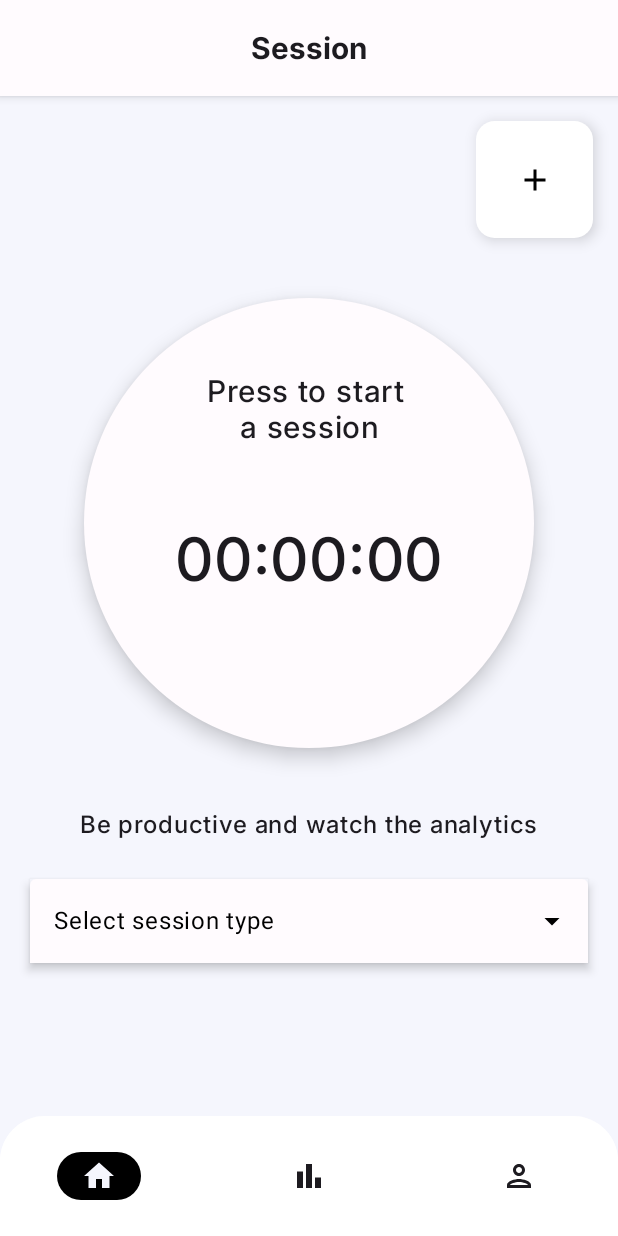
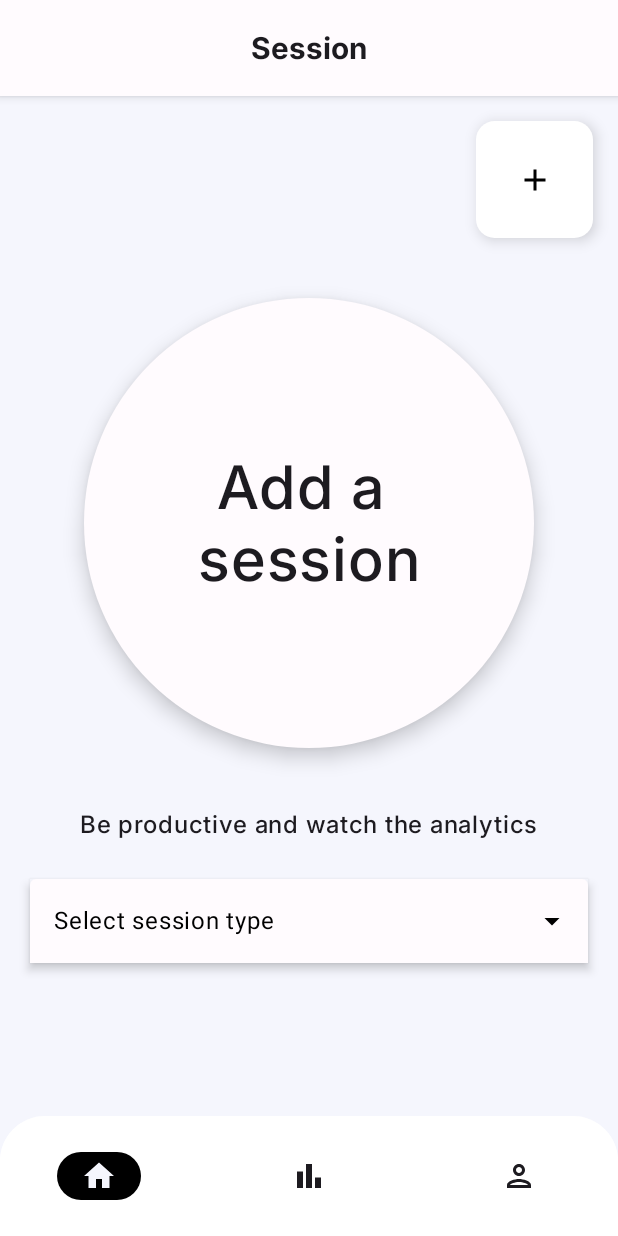
Before and after one commit to Ivan-Romo/ProductivityPatterns, an Android app built with Jetpack Compose: the screen it shows after launch (MainActivity), on a phone screen of 412 x 824 dp. Run offline under Robolectric (Android 15) with nearby library versions, the phone set to English and light mode, and no system bars; our stand-ins replace AdMob, Firebase (no records; nobody signed in at launch, a user with empty details on screens opened directly); pictures from the network do not load; 2 statements that could not run were skipped.

Commit message:
Crono out!

```diff
--- a/app/build.gradle.kts
+++ b/app/build.gradle.kts
@@ -13,8 +13,8 @@ android {
         applicationId = "com.productivity.productivitypatterns"
         minSdk = 26
         targetSdk = 34
-        versionCode = 106
-        versionName = "1.0.6"
+        versionCode = 107
+        versionName = "1.0.7"
 
         testInstrumentationRunner = "androidx.test.runner.AndroidJUnitRunner"
         vectorDrawables {
--- a/app/src/main/java/com/productivity/productivitypatterns/view/StartActivityView.kt
+++ b/app/src/main/java/com/productivity/productivitypatterns/view/StartActivityView.kt
@@ -15,7 +15,9 @@ import androidx.compose.ui.Modifier
 import androidx.compose.ui.draw.clip
 import androidx.compose.ui.draw.shadow
 import androidx.compose.ui.platform.LocalContext
+import androidx.compose.ui.text.font.FontWeight
 import androidx.compose.ui.text.style.TextAlign
+import androidx.compose.ui.tooling.preview.Preview
 import androidx.compose.ui.unit.dp
 import androidx.compose.ui.unit.sp
 import com.productivity.productivitypatterns.components.Buttons.MediumButton
@@ -47,65 +49,22 @@ import kotlinx.coroutines.launch
 @Composable
 fun StartActivityView(viewModel: LocalSessionViewModel, personalViewModel: PersonalViewModel, activity: Activity) {
 
-
     val adManager = AdManager(LocalContext.current)
 
-
-    var started: Boolean by remember { mutableStateOf(false) }
-    val startTime = remember { mutableStateOf<Long?>(null) }
-    val currentTime = remember { mutableStateOf(System.currentTimeMillis()) }
-
-    val timerState = remember { mutableStateOf(0L) }
-    val coroutineScope = rememberCoroutineScope()
     var activityFinished: Boolean by remember { mutableStateOf(false) }
     var questionIndex: Int by remember { mutableStateOf(0) }
     var answerList: MutableMap<String, String> = mutableMapOf()
     var addActivity: Boolean by remember { mutableStateOf(false) }
     var type: String by remember { mutableStateOf(viewModel.getLastSessionType()) }
 
-    var timer: Long? by remember { mutableStateOf(0L) }
+    Surface(color = colorScheme.background, modifier = Modifier.fillMaxSize()) {
+        var adStatus by remember { mutableStateOf(false) }
 
-    var buttonText = "Press to start \na session"
-
-    var aboveButtonText = "Be productive and watch the analytics"
-
-    if (started) {
-        buttonText = "Stop"
-        aboveButtonText = "Focus"
-    }
-
-    LaunchedEffect(started) {
-        if (started) {
-            startTime.value = System.currentTimeMillis()
-        } else {
-            startTime.value = null
-        }
-    }
-
-    LaunchedEffect(Unit) {
-        while (true) {
-            if (started) {
-                currentTime.value = System.currentTimeMillis()
-            }
-            delay(1000L)
-        }
-    }
-
-    val elapsedTime: Long = startTime.value?.let { start ->
-        (currentTime.value - start) / 1000 // Calcula el tiempo en segundos
-    } ?: 0L
-
-    Surface(color = colorScheme.background, modifier = Modifier.fillMaxSize()) {
-
-        var adStatus by remember {
-            mutableStateOf(false)
-        }
         BoxWithConstraints {
             var constr = this
             if (addActivity) {
                 AddActivity(constr, onCancel = {
                     addActivity = false
-                    started = false
                     questionIndex = 0
                     activityFinished = false
                 }, viewModel, personalViewModel)
@@ -133,10 +92,7 @@ fun StartActivityView(viewModel: LocalSessionViewModel, personalViewModel: Perso
                                 .clip(CircleShape) // Recorta en forma de círculo
                                 .background(colorScheme.surface)
                                 .clickable {
-                                    started = !started
-                                    if (!started && !activityFinished) {
-                                        activityFinished = true
-                                    }
+                                    activityFinished = true
                                 },
                         ) {
                             Column(
@@ -144,33 +100,19 @@ fun StartActivityView(viewModel: LocalSessionViewModel, personalViewModel: Perso
                                     .align(Alignment.Center)
                                     .fillMaxSize(),
                                 horizontalAlignment = Alignment.CenterHorizontally,
-                                verticalArrangement = Arrangement.SpaceBetween
+                                verticalArrangement = Arrangement.Center
                             ) {
-                                Box(Modifier.padding(top = 50.dp, start = 10.dp, end = 10.dp)) {
-                                    Text(
-                                        text = buttonText,
-                                        fontSize = 20.sp, // Tamaño más pequeño para el texto superior
-                                        fontFamily = InterFontFamily,
-                                        textAlign = TextAlign.Center,
-                                    )
-                                }
-                                timer = elapsedTime
-                                if(elapsedTime < 0) {
-                                    timer = 0L
-                                }
                                 Text(
-                                    text = formatTime(timer!!),
-                                    fontSize = 40.sp, // Tamaño más grande para el temporizador
-                                    fontFamily = InterFontFamily
+                                    text = "Add a \n\nsession",
+                                    fontSize = 40.sp,
+                                    fontFamily = InterFontFamily,
+                                    textAlign = TextAlign.Center,
                                 )
-                                Box(Modifier.padding(bottom = 50.dp)) {}
-
                             }
                         }
                         Column(horizontalAlignment = Alignment.CenterHorizontally) {
-
                             Text(
-                                text = aboveButtonText,
+                                text = "Be productive and watch the analytics",
                                 fontSize = 16.sp,
                                 fontFamily = InterFontFamily,
                                 minLines = 2,
@@ -188,12 +130,10 @@ fun StartActivityView(viewModel: LocalSessionViewModel, personalViewModel: Perso
                         modifier = Modifier.fillMaxSize(),
                     ) {
 
-
                         if (!adStatus) {
-
-                            var questionList = personalViewModel.getListEnabledQuestions()
+                            val questionList = personalViewModel.getListEnabledQuestions()
                             LinearProgressIndicator(
-                                progress = { (questionIndex) / questionList.size.toFloat() },
+                                progress = questionIndex / questionList.size.toFloat(),
                                 modifier = Modifier
                                     .fillMaxWidth()
                                     .height(8.dp),
@@ -204,12 +144,13 @@ fun StartActivityView(viewModel: LocalSessionViewModel, personalViewModel: Perso
                                     answerList[questionList[questionIndex].id] = it
                                     questionIndex++
                                     if (questionIndex >= questionList.size) {
-                                        var session =
-                                            Session(duration = elapsedTime, responses = answerList, type = type)
+                                        val session = Session(
+                                            duration = 60L, // Duración fija en segundos
+                                            responses = answerList,
+                                            type = type
+                                        )
                                         viewModel.createSession(session)
                                         adStatus = true
-                                        started = false
-                                        timerState.value = 0
                                         questionIndex = 0
                                     }
                                 },
@@ -221,21 +162,15 @@ fun StartActivityView(viewModel: LocalSessionViewModel, personalViewModel: Perso
                                 constr, onClick = {
                                     activityFinished = false
                                     addActivity = false
-                                    started = false
                                     questionIndex = 0
-                                    activityFinished = false
                                 }, buttonText = "Cancel",
                                 colorScheme = colorScheme
                             )
                         } else {
-
-                            adManager.showInterstitialAd(activity, onAdClosed =
-                            {
+                            adManager.showInterstitialAd(activity, onAdClosed = {
                                 adStatus = false
                                 activityFinished = false
-                            }
-                            )
-
+                            })
                         }
                     }
                 }
```
Also changed, not shown: app/src/main/ic_prod_launcher-playstore.png, app/src/main/old_icon.png (added), app/src/main/res/mipmap-hdpi/ic_prod_launcher.webp, app/src/main/res/mipmap-hdpi/ic_prod_launcher_foreground.webp, app/src/main/res/mipmap-hdpi/ic_prod_launcher_round.webp, app/src/main/res/mipmap-mdpi/ic_prod_launcher.webp, app/src/main/res/mipmap-mdpi/ic_prod_launcher_foreground.webp, app/src/main/res/mipmap-mdpi/ic_prod_launcher_round.webp, app/src/main/res/mipmap-xhdpi/ic_prod_launcher.webp, app/src/main/res/mipmap-xhdpi/ic_prod_launcher_foreground.webp, app/src/main/res/mipmap-xhdpi/ic_prod_launcher_round.webp, app/src/main/res/mipmap-xxhdpi/ic_prod_launcher.webp, app/src/main/res/mipmap-xxhdpi/ic_prod_launcher_foreground.webp, app/src/main/res/mipmap-xxhdpi/ic_prod_launcher_round.webp, 3 more files.
